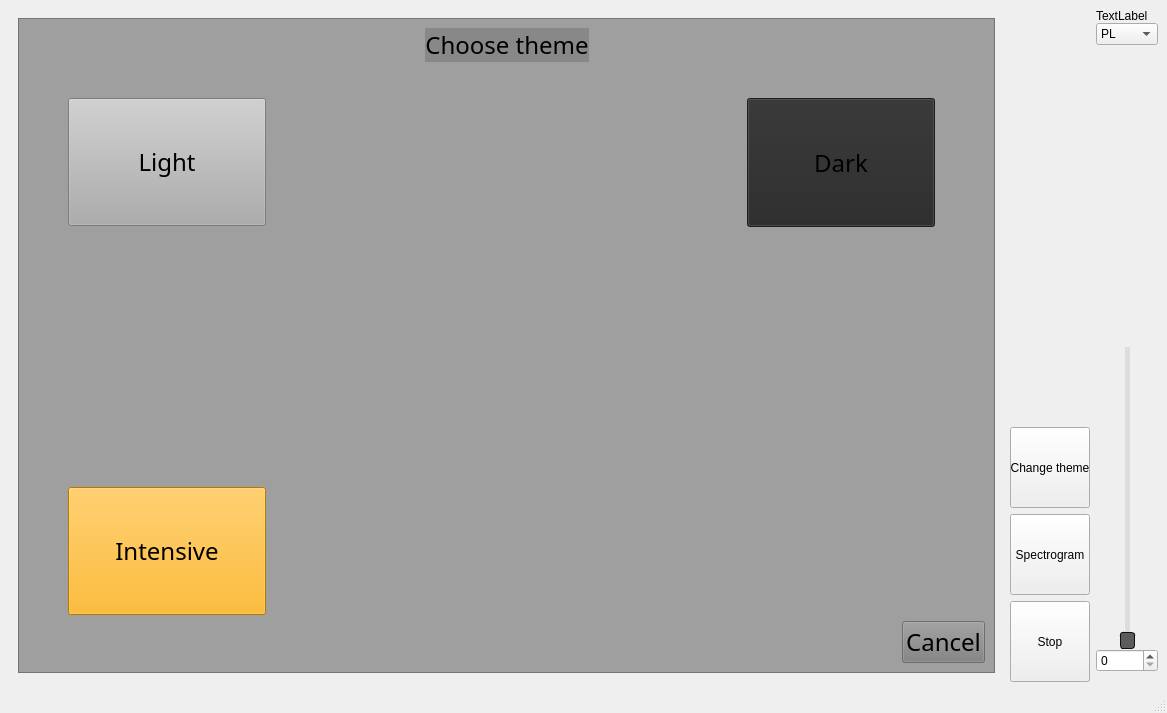
First picture: the form in application/src/mainwindow.ui, repository misadecki/acoustiqt, before the edit.
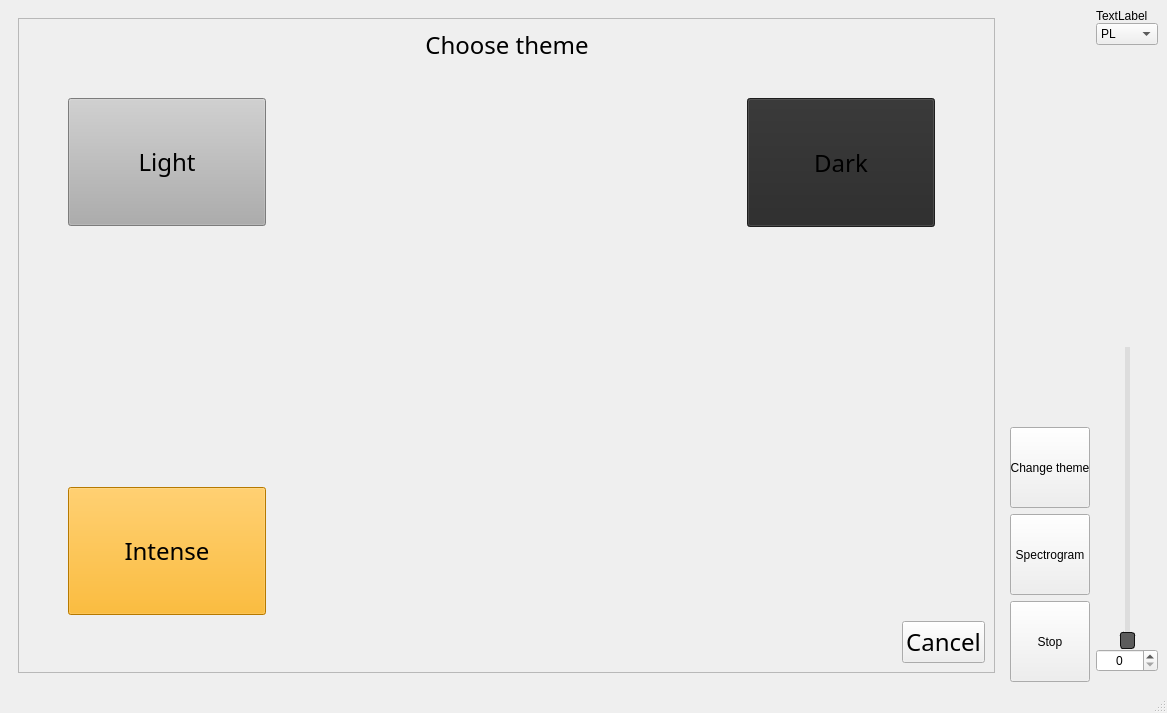
Second picture: the form after the edit. The open tabs and pages were chosen to show the change. Icons and pictures are not drawn. Custom widgets are drawn as their Qt base class.

The edit to the form file:
```diff
--- a/application/src/mainwindow.ui
+++ b/application/src/mainwindow.ui
@@ -369,10 +369,6 @@
             <property name="autoFillBackground">
              <bool>false</bool>
             </property>
-            <property name="styleSheet">
-             <string notr="true">background-color: rgba(126, 126, 126, 180);
-</string>
-            </property>
             <property name="frameShape">
              <enum>QFrame::Shape::StyledPanel</enum>
             </property>
@@ -504,7 +500,7 @@
                     <string notr="true">background-color: rgb(255, 170, 0);</string>
                    </property>
                    <property name="text">
-                    <string>Intensive</string>
+                    <string>Intense</string>
                    </property>
                    <property name="icon">
                     <iconset>
@@ -908,6 +904,12 @@
             <verstretch>0</verstretch>
            </sizepolicy>
           </property>
+          <property name="cursor">
+           <cursorShape>PointingHandCursor</cursorShape>
+          </property>
+          <property name="alignment">
+           <set>Qt::AlignmentFlag::AlignCenter</set>
+          </property>
           <property name="maximum">
            <number>100</number>
           </property>
```
Left out of the diff: 46 changed lines with no effect on the pictures.
